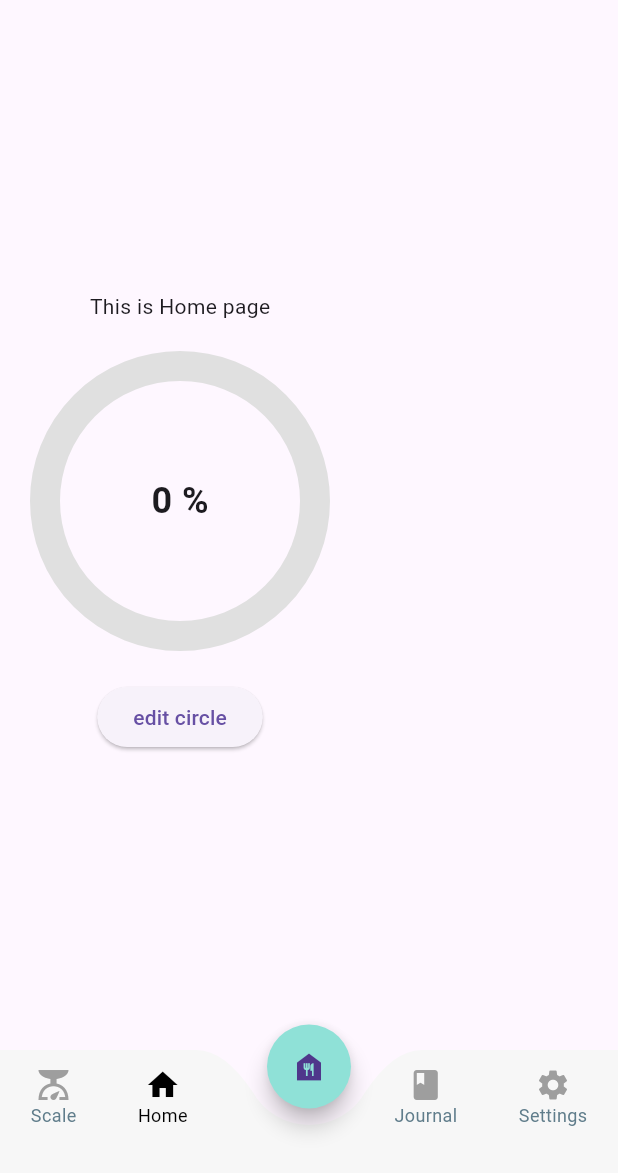
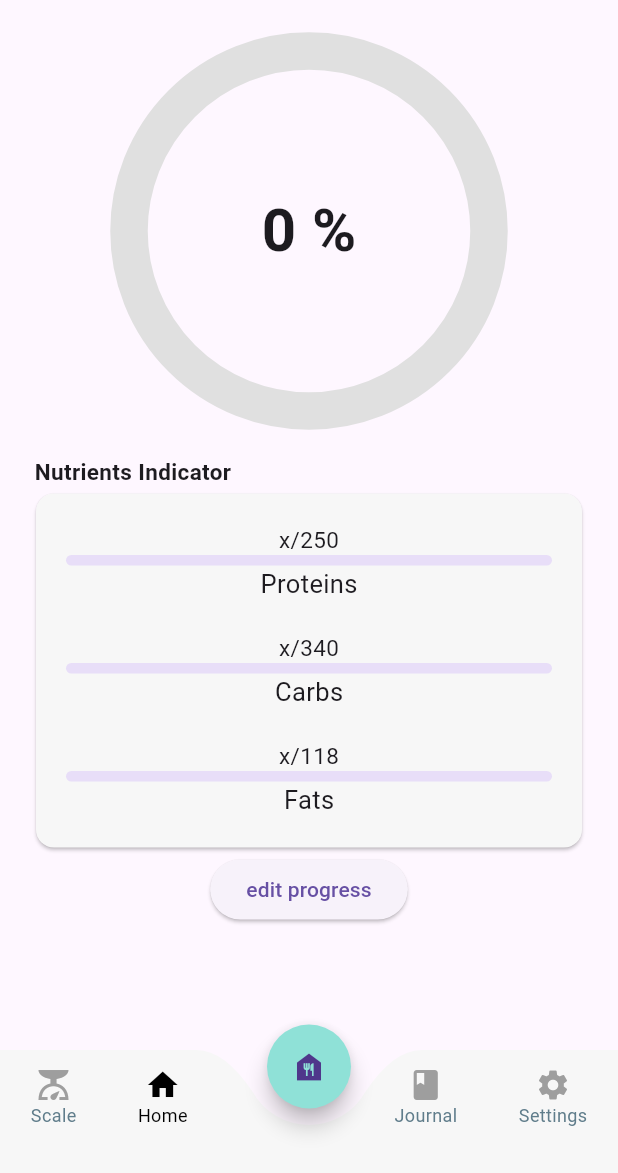
Before and after one commit to Teodor310/Recomp-App, a Flutter app: the screen it shows after launch, on a phone screen of 412 x 824 dp, the part 63-1236 px from its top. Run offline on Flutter 3.47's test engine with Material 3 defaults, Android fonts, the phone set to English and light mode, and no system bars; missing offline and left inert: dart:ffi.

Commit message:
Home_Screen_v1

```diff
--- a/lib/views/pages/home_page.dart
+++ b/lib/views/pages/home_page.dart
@@ -1,5 +1,7 @@
 import 'package:flutter/material.dart';
 import 'dart:math';
+
+import 'package:recomp_ai/data/constants.dart';
 
 class HomePage extends StatefulWidget {
   const HomePage({super.key});
@@ -25,38 +27,102 @@ class _HomePageState extends State<HomePage> {
     final displayPercentage = (percentage * 100).clamp(0, 100).round();
     double screenWidth = MediaQuery.of(context).size.width;
     double screenHeight = MediaQuery.of(context).size.height;
+    print("Screen height: $screenHeight");
 
-    return Scaffold(
-      body: Padding(
+    return SingleChildScrollView(
+      child: Padding(
         padding: const EdgeInsets.all(20.0),
+
+        child: Container(
+          width: double.infinity,
           child: Column(
-          mainAxisAlignment: MainAxisAlignment.center,
+            mainAxisAlignment: MainAxisAlignment.start,
+            crossAxisAlignment: CrossAxisAlignment.center,
             children: [
-            const Text("This is Home page"),
               const SizedBox(height: 20),
               CustomPaint(
                 size: const Size(200, 200),
                 painter: CircleProgressPainter(percentage: percentage * 100),
-              child: SizedBox(
+                child: Container(
+                  alignment: Alignment.bottomRight,
                   width: 200,
                   height: 200,
                   child: Center(
                     child: Text(
                       '$displayPercentage %',
                       style: const TextStyle(
-                      fontSize: 24,
+                        fontSize: 40,
                         fontWeight: FontWeight.bold,
                       ),
                     ),
                   ),
                 ),
               ),
-            const SizedBox(height: 20),
+              const SizedBox(height: 50),
+
+              Padding(
+                padding: const EdgeInsets.only(left: 3, bottom: 0),
+                child: Row(
+                  mainAxisAlignment: MainAxisAlignment.start,
+                  children: [
+                    Text(
+                      "Nutrients Indicator",
+                      style: TextStyle(
+                        fontSize: 15,
+                        fontWeight: FontWeight.bold,
+                      ),
+                    ),
+                  ],
+                ),
+              ),
+              Card(
+                color: widgitsColor,
+                child: Padding(
+                  padding: EdgeInsets.all(20),
+                  child: Column(
+                    children: [
+                      Text('x/250', style: TextStyle(fontSize: 15)),
+                      LinearProgressIndicator(
+                        value: percentage,
+                        color: Color(0xFFE56571),
+                        minHeight: 7,
+                        borderRadius: BorderRadius.circular(60.0),
+                      ),
+                      Text("Proteins", style: TextStyle(fontSize: 17)),
+                      SizedBox(height: 20),
+                      Text('x/340', style: TextStyle(fontSize: 15)),
+                      LinearProgressIndicator(
+                        value: percentage,
+                        color: Color(0xFF59FFC4),
+                        minHeight: 7,
+                        borderRadius: BorderRadius.circular(60.0),
+                      ),
+                      Text("Carbs", style: TextStyle(fontSize: 17)),
+                      SizedBox(height: 20),
+                      Text('x/118', style: TextStyle(fontSize: 15)),
+                      LinearProgressIndicator(
+                        value: percentage,
+                        color: Color(0xFFFFA072),
+                        minHeight: 7,
+                        borderRadius: BorderRadius.circular(60.0),
+                      ),
+
+                      Text("Fats", style: TextStyle(fontSize: 17)),
+                    ],
+                  ),
+                ),
+              ),
+              Row(
+                mainAxisAlignment: MainAxisAlignment.center,
+                children: [
                   ElevatedButton(
                     onPressed: changePercentage,
-              child: const Text("edit circle"),
+                    child: const Text("edit progress"),
                   ),
                 ],
+              ),
+            ],
+          ),
         ),
       ),
     );
@@ -70,8 +136,9 @@ class CircleProgressPainter extends CustomPainter {
 
   @override
   void paint(Canvas canvas, Size size) {
-    final strokeWidth = 20.0;
-    final radius = (size.width / 2) - strokeWidth / 2;
+    final strokeWidth = 25.0;
+    // final radius = (size.width / 2) - strokeWidth / 2;
+    final radius = size.width * 0.6;
     final center = Offset(size.width / 2, size.height / 2);
     final startAngle = -97.5 * pi / 180;
     final sweepAngle = 2 * pi * (percentage / 100);
```
Lines whose indentation alone changed are shown as unchanged.
